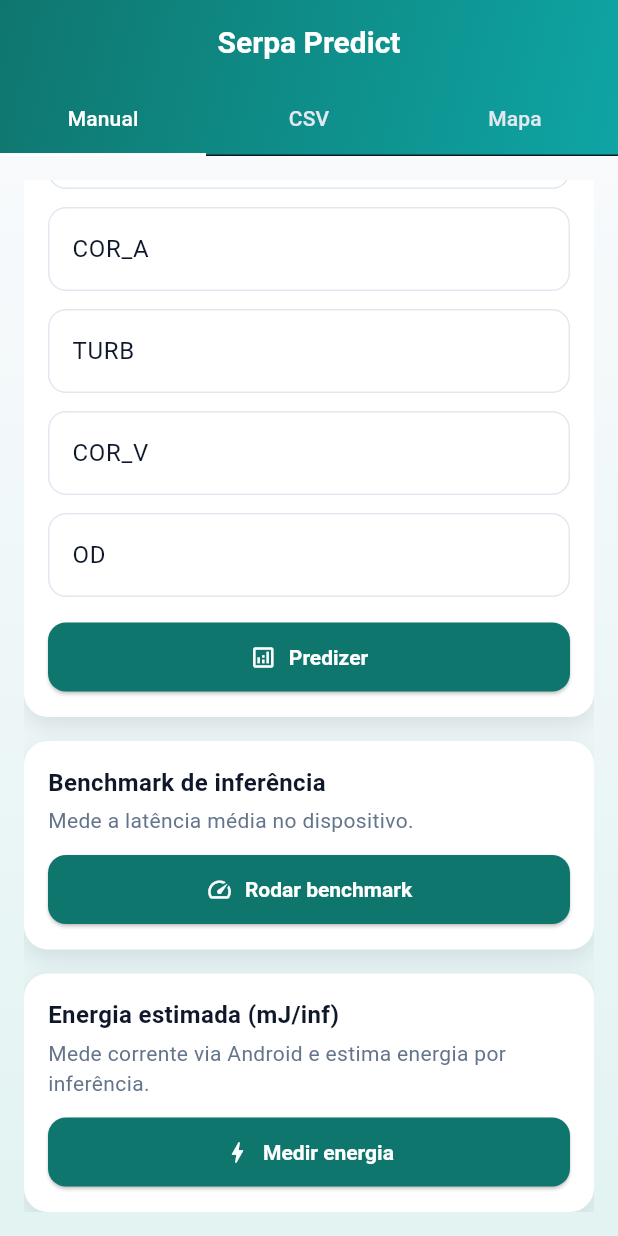
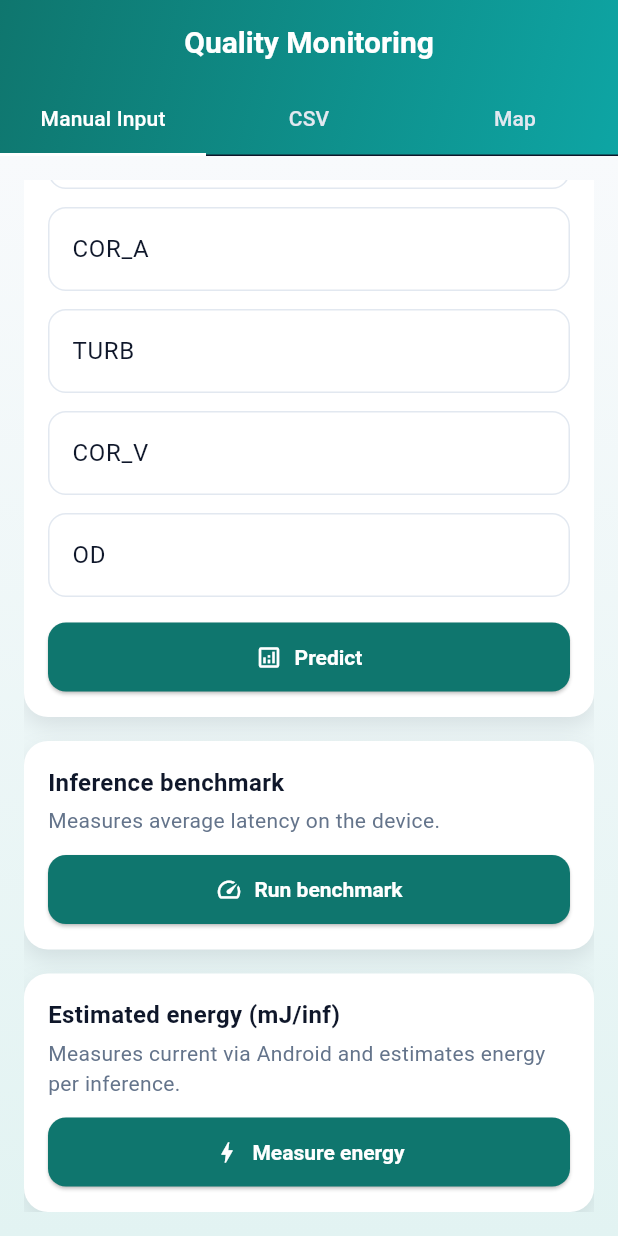
Before and after one commit to assuncaofelipe/artigo-poluicao-agua, a Flutter app: the screen it shows after launch, scrolled down 261 dp, on a phone screen of 412 x 824 dp. Run offline on Flutter 3.47's test engine with Material 3 defaults, Android fonts, the phone set to English and light mode, and no system bars; our stand-ins replace csv, file_picker, flutter_map, latlong2, share_plus; missing offline and left inert: flutter_map_mbtiles, mbtiles, tflite_flutter, vector_map_tiles, vector_map_tiles_mbtiles, vector_tile_renderer.

Commit message:
melhorias do aplicativo

```diff
--- a/serpa_predict/lib/main.dart
+++ b/serpa_predict/lib/main.dart
@@ -12,7 +12,8 @@ class SerpaApp extends StatelessWidget {
   @override
   Widget build(BuildContext context) {
     return MaterialApp(
-      title: 'Serpa Predict',
+      title: 'Quality Monitoring',
+      debugShowCheckedModeBanner: false,
       theme: ThemeData(
         colorScheme: const ColorScheme(
           brightness: Brightness.light,
--- a/serpa_predict/lib/screens/home_screen.dart
+++ b/serpa_predict/lib/screens/home_screen.dart
@@ -37,7 +37,7 @@ class _HomeScreenState extends State<HomeScreen>
   Widget build(BuildContext context) {
     return Scaffold(
       appBar: AppBar(
-        title: const Text('Serpa Predict'),
+        title: const Text('Quality Monitoring'),
         flexibleSpace: Container(
           decoration: const BoxDecoration(
             gradient: LinearGradient(
@@ -50,9 +50,9 @@ class _HomeScreenState extends State<HomeScreen>
         bottom: TabBar(
           controller: _tabController,
           tabs: const [
-            Tab(text: 'Manual'),
+            Tab(text: 'Manual Input'),
             Tab(text: 'CSV'),
-            Tab(text: 'Mapa'),
+            Tab(text: 'Map'),
           ],
         ),
       ),
--- a/serpa_predict/lib/screens/manual_input_tab.dart
+++ b/serpa_predict/lib/screens/manual_input_tab.dart
@@ -47,7 +47,7 @@ class _ManualInputTabState extends State<ManualInputTab> {
       final msg = widget.model.errorMessage;
       return Center(
         child: Text(
-          msg == null ? 'Carregando modelo...' : 'Erro ao carregar modelo:\n$msg',
+          msg == null ? 'Loading model...' : 'Error loading model:\n$msg',
           textAlign: TextAlign.center,
         ),
       );
@@ -76,12 +76,12 @@ class _ManualInputTabState extends State<ManualInputTab> {
                 crossAxisAlignment: CrossAxisAlignment.start,
                 children: [
                   const Text(
-                    'Entrada manual',
+                    'Manual input',
                     style: TextStyle(fontWeight: FontWeight.bold, fontSize: 16),
                   ),
                   const SizedBox(height: 4),
                   const Text(
-                    'Digite uma amostra para gerar a predição.',
+                    'Enter a sample to generate a prediction.',
                     style: TextStyle(color: Color(0xFF64748B)),
                   ),
                   const SizedBox(height: 12),
@@ -102,7 +102,7 @@ class _ManualInputTabState extends State<ManualInputTab> {
                               keyboardType: TextInputType.number,
                               decoration: InputDecoration(labelText: c),
                               validator: (v) =>
-                                  v == null || v.isEmpty ? 'Obrigatório' : null,
+                                  v == null || v.isEmpty ? 'Required' : null,
                             ),
                           );
                         }).toList(),
@@ -126,20 +126,20 @@ class _ManualInputTabState extends State<ManualInputTab> {
                           showDialog(
                             context: context,
                             builder: (_) => AlertDialog(
-                              title: const Text('Predição'),
+                              title: const Text('Prediction'),
                               content: Text(
                                 'pH: ${pred.pH.toStringAsFixed(3)}\n'
                                 'OD: ${pred.od.toStringAsFixed(3)}\n'
                                 'TURB: ${pred.turb.toStringAsFixed(3)}\n'
-                                'Índice: ${pred.pollution.toStringAsFixed(3)}\n'
-                                'Nível: ${pollutionLevel(pred.pollution)}',
+                                'Index: ${pred.pollution.toStringAsFixed(3)}\n'
+                                'Level: ${pollutionLevel(pred.pollution)}',
                               ),
                             ),
                           );
                         }
                       },
                       icon: const Icon(Icons.analytics_outlined),
-                      label: const Text('Predizer'),
+                      label: const Text('Predict'),
                     ),
                   ),
                 ],
@@ -163,12 +163,12 @@ class _ManualInputTabState extends State<ManualInputTab> {
                 crossAxisAlignment: CrossAxisAlignment.start,
                 children: [
                   const Text(
-                    'Benchmark de inferência',
+                    'Inference benchmark',
                     style: TextStyle(fontWeight: FontWeight.bold, fontSize: 16),
                   ),
                   const SizedBox(height: 4),
                   const Text(
-                    'Mede a latência média no dispositivo.',
+                    'Measures average latency on the device.',
                     style: TextStyle(color: Color(0xFF64748B)),
                   ),
                   const SizedBox(height: 12),
@@ -204,15 +204,15 @@ class _ManualInputTabState extends State<ManualInputTab> {
                               child: CircularProgressIndicator(strokeWidth: 2),
                             )
                           : const Icon(Icons.speed),
-                      label: Text(_benchmarking ? 'Medindo...' : 'Rodar benchmark'),
+                      label: Text(_benchmarking ? 'Measuring...' : 'Run benchmark'),
                     ),
                   ),
                   if (_bench != null) ...[
                     const SizedBox(height: 12),
                     Text(
-                      'Latência média: ${_bench!.meanMs.toStringAsFixed(3)} ms\n'
-                      'Desvio padrão: ${_bench!.stdMs.toStringAsFixed(3)} ms\n'
-                      'Throughput: ${_bench!.throughput.toStringAsFixed(2)} amostras/s\n'
+                      'Average latency: ${_bench!.meanMs.toStringAsFixed(3)} ms\n'
+                      'Standard deviation: ${_bench!.stdMs.toStringAsFixed(3)} ms\n'
+                      'Throughput: ${_bench!.throughput.toStringAsFixed(2)} samples/s\n'
                       'Runs: ${_bench!.runs}',
                       style: const TextStyle(color: Color(0xFF0F172A)),
                     ),
@@ -238,12 +238,12 @@ class _ManualInputTabState extends State<ManualInputTab> {
                 crossAxisAlignment: CrossAxisAlignment.start,
                 children: [
                   const Text(
-                    'Energia estimada (mJ/inf)',
+                    'Estimated energy (mJ/inf)',
                     style: TextStyle(fontWeight: FontWeight.bold, fontSize: 16),
                   ),
                   const SizedBox(height: 4),
                   const Text(
-                    'Mede corrente via Android e estima energia por inferência.',
+                    'Measures current via Android and estimates energy per inference.',
                     style: TextStyle(color: Color(0xFF64748B)),
                   ),
                   const SizedBox(height: 12),
@@ -305,18 +305,18 @@ class _ManualInputTabState extends State<ManualInputTab> {
                               child: CircularProgressIndicator(strokeWidth: 2),
                             )
                           : const Icon(Icons.bolt),
-                      label: Text(_energying ? 'Medindo...' : 'Medir energia'),
+                      label: Text(_energying ? 'Measuring...' : 'Measure energy'),
                     ),
                   ),
                   if (_energy != null) ...[
                     const SizedBox(height: 12),
                     Text(
-                      'Potência idle: ${_energy!.idlePowerW.toStringAsFixed(3)} W\n'
-                      'Potência carga: ${_energy!.loadPowerW.toStringAsFixed(3)} W\n'
+                      'Idle power: ${_energy!.idlePowerW.toStringAsFixed(3)} W\n'
+                      'Load power: ${_energy!.loadPowerW.toStringAsFixed(3)} W\n'
                       'ΔP: ${_energy!.deltaPowerW.toStringAsFixed(3)} W\n'
-                      'Energia: ${_energy!.energyPerInfMJ.toStringAsFixed(4)} mJ/inf\n'
-                      'Throughput: ${_energy!.throughput.toStringAsFixed(2)} amostras/s\n'
-                      'Amostras de power: ${_energy!.samples}',
+                      'Energy: ${_energy!.energyPerInfMJ.toStringAsFixed(4)} mJ/inf\n'
+                      'Throughput: ${_energy!.throughput.toStringAsFixed(2)} samples/s\n'
+                      'Power samples: ${_energy!.samples}',
                       style: const TextStyle(color: Color(0xFF0F172A)),
                     ),
                   ],
```
Also changed, not shown: serpa_predict/lib/screens/csv_tab.dart (+19 -13 lines), serpa_predict/lib/screens/map_tab.dart (+15 -10 lines), serpa_predict/lib/services/model_service.dart (+5 -5 lines), serpa_predict/lib/utils/pollution.dart (+4 -4 lines), serpa_predict/lib/widgets/pollution_legend.dart (+5 -5 lines), 1 other file.
